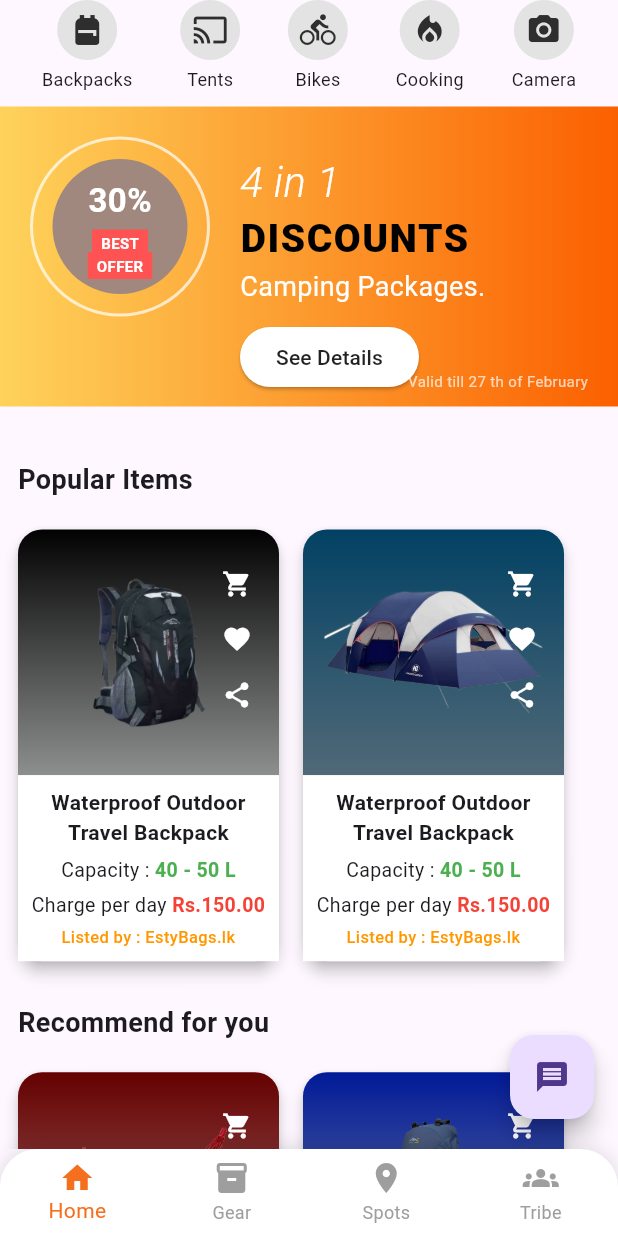
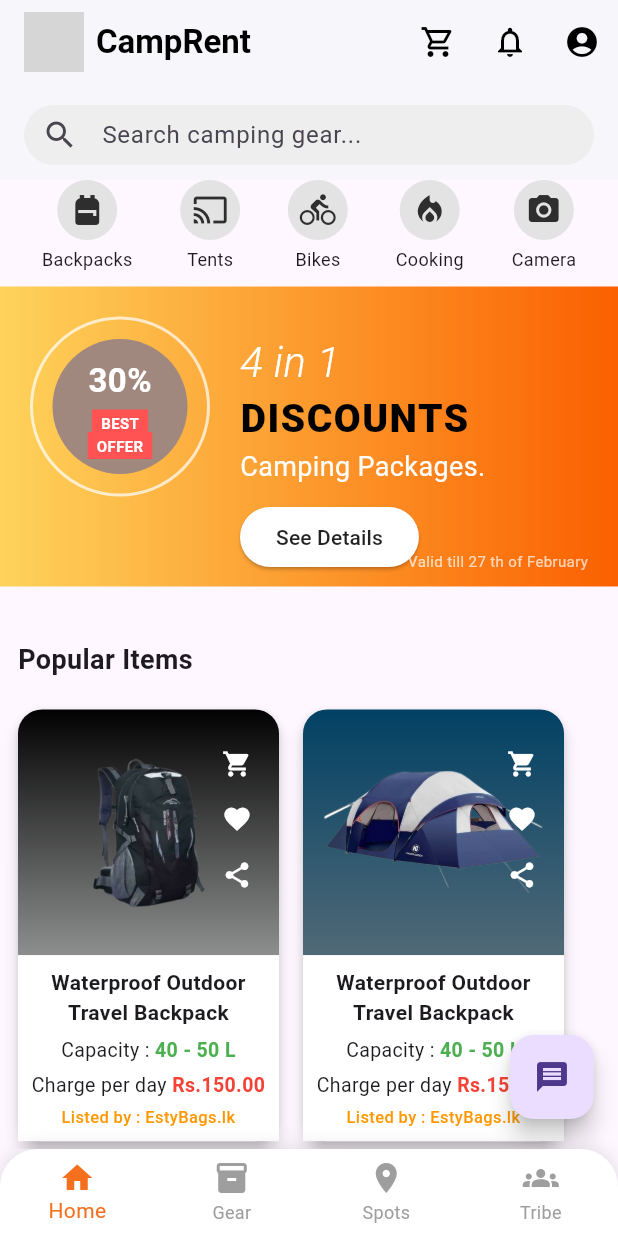
Before and after one commit to nilupul-dew/MAD_Group_09, a Flutter app: the screen it shows after launch, on a phone screen of 412 x 824 dp. Run offline on Flutter 3.47's test engine with Material 3 defaults, Android fonts, the light colour scheme and no system bars; our stand-ins replace cloud_firestore, firebase_core; accounts and stored records are empty; grey boxes are pictures that could not be loaded.

Commit message:
Add appbar to homescreen

```diff
--- a/hiking_app/lib/presentation/screens/home_screen.dart
+++ b/hiking_app/lib/presentation/screens/home_screen.dart
@@ -117,13 +117,70 @@ class HomePageContent extends StatelessWidget {
 
   @override
   Widget build(BuildContext context) {
-    return SafeArea(
-      child: SingleChildScrollView(
+    return Scaffold(
+      appBar: PreferredSize(
+        preferredSize: Size.fromHeight(120),
+        child: AppBar(
+          backgroundColor: Colors.white,
+          elevation: 1,
+          automaticallyImplyLeading: false,
+          title: Row(
+            children: [
+              Image.asset(
+                'assets/images/logo1.jpg',
+                height: 40,
+              ),
+              SizedBox(width: 8),
+              Text(
+                'CampRent',
+                style: TextStyle(
+                  color: Colors.black,
+                  fontWeight: FontWeight.bold,
+                ),
+              ),
+            ],
+          ),
+          actions: [
+            IconButton(
+              icon: Icon(Icons.shopping_cart_outlined, color: Colors.black),
+              onPressed: () => Navigator.pushNamed(context, '/cart'),
+            ),
+            IconButton(
+              icon: Icon(Icons.notifications_none, color: Colors.black),
+              onPressed: () {},
+            ),
+            IconButton(
+              icon: Icon(Icons.account_circle, color: Colors.black),
+              onPressed: () => Navigator.pushNamed(context, '/profile'),
+            ),
+          ],
+          bottom: PreferredSize(
+            preferredSize: Size.fromHeight(50),
+            child: Padding(
+              padding: const EdgeInsets.fromLTRB(16, 0, 16, 10),
+              child: Container(
+                height: 40,
+                decoration: BoxDecoration(
+                  color: Colors.grey[200],
+                  borderRadius: BorderRadius.circular(20),
+                ),
+                child: TextField(
+                  decoration: InputDecoration(
+                    hintText: 'Search camping gear...',
+                    prefixIcon: Icon(Icons.search),
+                    border: InputBorder.none,
+                    contentPadding: EdgeInsets.symmetric(vertical: 10),
+                  ),
+                ),
+              ),
+            ),
+          ),
+        ),
+      ),
+      body: SingleChildScrollView(
         child: Column(
           crossAxisAlignment: CrossAxisAlignment.start,
           children: [
-            // Search Bar
-
             // Category Icons
             Padding(
               padding: const EdgeInsets.symmetric(horizontal: 12),
```
